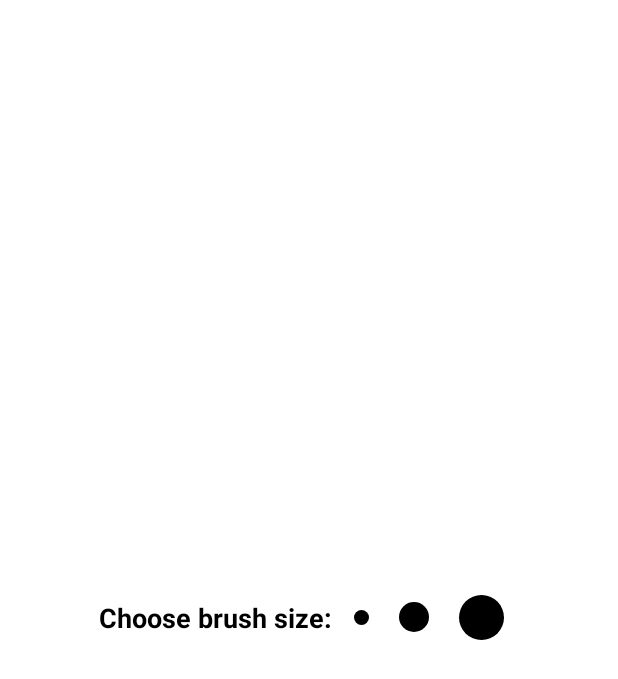
After one commit to animsh/Canvas, an Android app: the layout layout_dialog_brush_size.xml on its own in the app's theme, with its tools: preview values and no code run, on a phone screen of 412 x 824 dp. The commit adds this screen. Shown: the top 679 px of the screen. Run offline under Robolectric (Android 15) with nearby library versions, the phone set to English and light mode, and no system bars.

Commit message:
changelog: added option to change brush size'

```diff
--- a/app/build.gradle
+++ b/app/build.gradle
@@ -1,6 +1,7 @@
 plugins {
     id 'com.android.application'
     id 'kotlin-android'
+    id 'kotlin-android-extensions'
 }
 
 android {
--- /dev/null
+++ b/app/src/main/res/drawable/ic_brush_size_large.xml
@@ -0,0 +1,10 @@
+<?xml version="1.0" encoding="utf-8"?>
+<shape xmlns:android="http://schemas.android.com/apk/res/android"
+    android:shape="oval">
+
+    <size
+        android:width="30dp"
+        android:height="30dp" />
+
+    <solid android:color="#000000" />
+</shape>
--- /dev/null
+++ b/app/src/main/res/drawable/ic_brush_size_medium.xml
@@ -0,0 +1,10 @@
+<?xml version="1.0" encoding="utf-8"?>
+<shape xmlns:android="http://schemas.android.com/apk/res/android"
+    android:shape="oval">
+
+    <size
+        android:width="20dp"
+        android:height="20dp" />
+
+    <solid android:color="#000000" />
+</shape>
--- /dev/null
+++ b/app/src/main/res/drawable/ic_brush_size_small.xml
@@ -0,0 +1,10 @@
+<?xml version="1.0" encoding="utf-8"?>
+<shape xmlns:android="http://schemas.android.com/apk/res/android"
+    android:shape="oval">
+
+    <size
+        android:width="10dp"
+        android:height="10dp" />
+
+    <solid android:color="#000000" />
+</shape>
--- /dev/null
+++ b/app/src/main/res/layout/layout_dialog_brush_size.xml
@@ -0,0 +1,40 @@
+<?xml version="1.0" encoding="utf-8"?>
+<LinearLayout xmlns:android="http://schemas.android.com/apk/res/android"
+    android:layout_width="wrap_content"
+    android:layout_height="wrap_content"
+    android:layout_gravity="center"
+    android:background="#FFFFFF"
+    android:gravity="center"
+    android:orientation="horizontal"
+    android:padding="10dp">
+
+    <TextView
+        android:layout_width="wrap_content"
+        android:layout_height="wrap_content"
+        android:text="Choose brush size: "
+        android:textColor="#000000"
+        android:textSize="18sp"
+        android:textStyle="bold" />
+
+    <ImageView
+        android:id="@+id/buttonBrushSizeSmall"
+        android:layout_width="wrap_content"
+        android:layout_height="wrap_content"
+        android:padding="10dp"
+        android:src="@drawable/ic_brush_size_small" />
+
+    <ImageView
+        android:id="@+id/buttonBrushSizeMedium"
+        android:layout_width="wrap_content"
+        android:layout_height="wrap_content"
+        android:padding="10dp"
+        android:src="@drawable/ic_brush_size_medium" />
+
+    <ImageView
+        android:id="@+id/buttonBrushSizeLarge"
+        android:layout_width="wrap_content"
+        android:layout_height="wrap_content"
+        android:padding="10dp"
+        android:src="@drawable/ic_brush_size_large" />
+
+</LinearLayout>
```
Also changed, not shown: app/src/main/java/com/animsh/canvas/CanvasView.kt (+8 -0 lines), app/src/main/java/com/animsh/canvas/MainActivity.kt (+29 -1 lines), app/src/main/res/drawable-anydpi/ic_brush.xml (added, +11 -0 lines), app/src/main/res/drawable/background_canvas.xml (added, +10 -0 lines), app/src/main/res/layout/activity_main.xml (+18 -7 lines), app/src/main/res/drawable-hdpi/ic_brush.png (added), app/src/main/res/drawable-mdpi/ic_brush.png (added), app/src/main/res/drawable-xhdpi/ic_brush.png (added), app/src/main/res/drawable-xxhdpi/ic_brush.png (added).
